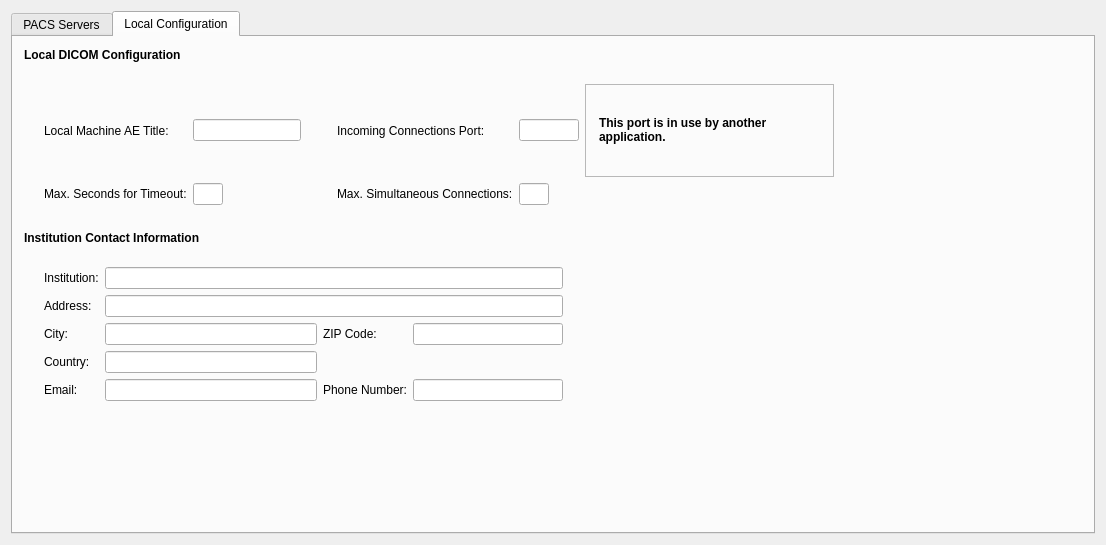
The window that starviewer/src/inputoutput/qconfigurationscreenbase.ui (starviewer-medical/starviewer) describes before a commit, drawn with Qt 5.
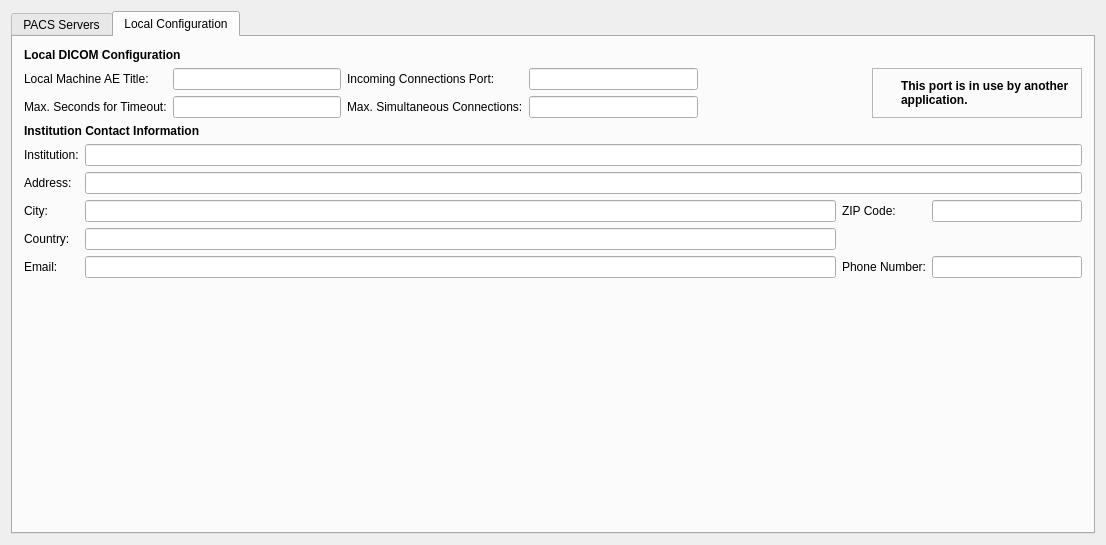
The same window after the commit. The open tabs and pages were chosen to show the change. Icons and pictures are not drawn.

Commit message:
ENH: Unifying visual style.
Many changes have been carried out in order to improve the style.

QToolButtons have been replaced by QPushButtons in some dialogs.

Some new icons have been added.

Configuration dialog selecto has been modified in order to allow a
better display of the captions.

```diff
--- a/starviewer/src/inputoutput/qconfigurationscreenbase.ui
+++ b/starviewer/src/inputoutput/qconfigurationscreenbase.ui
@@ -581,36 +581,20 @@
        <string>Local Configuration</string>
       </attribute>
       <layout class="QGridLayout" name="gridLayout_4">
-       <item row="0" column="0">
-        <widget class="QLabel" name="label_15">
-         <property name="font">
-          <font>
-           <weight>75</weight>
-           <bold>true</bold>
-          </font>
-         </property>
-         <property name="text">
-          <string>Local DICOM Configuration</string>
-         </property>
-        </widget>
-       </item>
-       <item row="1" column="0">
+       <item row="5" column="0">
         <spacer>
          <property name="orientation">
           <enum>Qt::Vertical</enum>
          </property>
-         <property name="sizeType">
-          <enum>QSizePolicy::Preferred</enum>
-         </property>
          <property name="sizeHint" stdset="0">
           <size>
-           <width>796</width>
-           <height>16</height>
+           <width>20</width>
+           <height>40</height>
           </size>
          </property>
         </spacer>
        </item>
-       <item row="2" column="0">
+       <item row="1" column="0">
         <layout class="QGridLayout">
          <property name="leftMargin">
           <number>0</number>
@@ -627,52 +611,63 @@
          <property name="spacing">
           <number>6</number>
          </property>
-         <item row="0" column="4">
-          <widget class="QLabel" name="textLabel6">
-           <property name="sizePolicy">
-            <sizepolicy hsizetype="Preferred" vsizetype="MinimumExpanding">
-             <horstretch>0</horstretch>
-             <verstretch>0</verstretch>
-            </sizepolicy>
-           </property>
-           <property name="minimumSize">
-            <size>
-             <width>120</width>
-             <height>0</height>
-            </size>
-           </property>
-           <property name="text">
-            <string>Incoming Connections Port:</string>
-           </property>
-          </widget>
-         </item>
-         <item row="0" column="2">
+         <item row="1" column="1">
           <widget class="QLineEdit" name="m_textAETitleMachine">
-           <property name="sizePolicy">
-            <sizepolicy hsizetype="Preferred" vsizetype="Fixed">
-             <horstretch>0</horstretch>
-             <verstretch>0</verstretch>
-            </sizepolicy>
-           </property>
            <property name="maxLength">
             <number>16</number>
            </property>
           </widget>
          </item>
-         <item row="1" column="4">
+         <item row="2" column="0">
+          <widget class="QLabel" name="textLabel5">
+           <property name="text">
+            <string>Max. Seconds for Timeout:</string>
+           </property>
+          </widget>
+         </item>
+         <item row="2" column="1">
+          <widget class="QLineEdit" name="m_textTimeout">
+           <property name="maxLength">
+            <number>8</number>
+           </property>
+          </widget>
+         </item>
+         <item row="2" column="3">
           <widget class="QLabel" name="textLabel7">
-           <property name="sizePolicy">
-            <sizepolicy hsizetype="Preferred" vsizetype="Preferred">
-             <horstretch>0</horstretch>
-             <verstretch>0</verstretch>
-            </sizepolicy>
-           </property>
            <property name="text">
             <string>Max. Simultaneous Connections:</string>
            </property>
           </widget>
          </item>
-         <item row="0" column="6">
+         <item row="1" column="0">
+          <widget class="QLabel" name="textLabel3">
+           <property name="text">
+            <string>Local Machine AE Title:</string>
+           </property>
+          </widget>
+         </item>
+         <item row="1" column="4">
+          <widget class="QLineEdit" name="m_textLocalPort">
+           <property name="maxLength">
+            <number>8</number>
+           </property>
+          </widget>
+         </item>
+         <item row="1" column="3">
+          <widget class="QLabel" name="textLabel6">
+           <property name="text">
+            <string>Incoming Connections Port:</string>
+           </property>
+          </widget>
+         </item>
+         <item row="2" column="4">
+          <widget class="QLineEdit" name="m_textMaxConnections">
+           <property name="maxLength">
+            <number>8</number>
+           </property>
+          </widget>
+         </item>
+         <item row="1" column="6" rowspan="2">
           <widget class="QFrame" name="m_warningFrameIncomingConnectionsPortInUse">
            <property name="sizePolicy">
             <sizepolicy hsizetype="Expanding" vsizetype="Preferred">
@@ -704,17 +699,14 @@
             </property>
             <item row="0" column="0">
              <widget class="QLabel" name="label_16">
-              <property name="sizePolicy">
-               <sizepolicy hsizetype="Minimum" vsizetype="Minimum">
-                <horstretch>0</horstretch>
-                <verstretch>0</verstretch>
-               </sizepolicy>
+              <property name="minimumSize">
+               <size>
+                <width>22</width>
+                <height>0</height>
+               </size>
               </property>
-              <property name="text">
-               <string/>
-              </property>
-              <property name="pixmap">
-               <pixmap resource="../main/main.qrc">:/images/icons/emblem-warning.svg</pixmap>
+              <property name="styleSheet">
+               <string notr="true">image: url(:/images/icons/emblem-warning.svg)</string>
               </property>
              </widget>
             </item>
@@ -746,123 +738,22 @@
            </layout>
           </widget>
          </item>
-         <item row="1" column="2">
-          <widget class="QLineEdit" name="m_textTimeout">
-           <property name="sizePolicy">
-            <sizepolicy hsizetype="Preferred" vsizetype="Fixed">
-             <horstretch>0</horstretch>
-             <verstretch>0</verstretch>
-            </sizepolicy>
-           </property>
-           <property name="maximumSize">
-            <size>
-             <width>30</width>
-             <height>16777215</height>
-            </size>
-           </property>
-          </widget>
-         </item>
-         <item row="0" column="5">
-          <widget class="QLineEdit" name="m_textLocalPort">
-           <property name="maximumSize">
-            <size>
-             <width>60</width>
-             <height>16777215</height>
-            </size>
-           </property>
-          </widget>
-         </item>
-         <item row="1" column="1">
-          <widget class="QLabel" name="textLabel5">
-           <property name="text">
-            <string>Max. Seconds for Timeout:</string>
-           </property>
-          </widget>
-         </item>
-         <item row="0" column="3" rowspan="2">
-          <spacer>
+         <item row="1" column="5" rowspan="2">
+          <spacer name="horizontalSpacer_3">
            <property name="orientation">
             <enum>Qt::Horizontal</enum>
            </property>
-           <property name="sizeType">
-            <enum>QSizePolicy::Fixed</enum>
-           </property>
            <property name="sizeHint" stdset="0">
             <size>
-             <width>30</width>
-             <height>61</height>
-            </size>
-           </property>
-          </spacer>
-         </item>
-         <item row="0" column="1">
-          <widget class="QLabel" name="textLabel3">
-           <property name="text">
-            <string>Local Machine AE Title:</string>
-           </property>
-          </widget>
-         </item>
-         <item row="1" column="5">
-          <widget class="QLineEdit" name="m_textMaxConnections">
-           <property name="maximumSize">
-            <size>
-             <width>30</width>
-             <height>16777215</height>
-            </size>
-           </property>
-          </widget>
-         </item>
-         <item row="0" column="7" rowspan="2">
-          <spacer>
-           <property name="orientation">
-            <enum>Qt::Horizontal</enum>
-           </property>
-           <property name="sizeType">
-            <enum>QSizePolicy::Expanding</enum>
-           </property>
-           <property name="sizeHint" stdset="0">
-            <size>
-             <width>21</width>
-             <height>81</height>
-            </size>
-           </property>
-          </spacer>
-         </item>
-         <item row="0" column="0" rowspan="2">
-          <spacer>
-           <property name="orientation">
-            <enum>Qt::Horizontal</enum>
-           </property>
-           <property name="sizeType">
-            <enum>QSizePolicy::Preferred</enum>
-           </property>
-           <property name="sizeHint" stdset="0">
-            <size>
-             <width>20</width>
-             <height>87</height>
-            </size>
-           </property>
-          </spacer>
-         </item>
-        </layout>
-       </item>
-       <item row="3" column="0">
-        <spacer>
-         <property name="orientation">
-          <enum>Qt::Vertical</enum>
-         </property>
-         <property name="sizeType">
-          <enum>QSizePolicy::Minimum</enum>
-         </property>
-         <property name="sizeHint" stdset="0">
-          <size>
-           <width>796</width>
+             <width>40</width>
            <height>20</height>
           </size>
          </property>
         </spacer>
        </item>
-       <item row="4" column="0">
+        </layout>
+       </item>
+       <item row="2" column="0">
         <widget class="QLabel" name="label_14">
          <property name="font">
           <font>
@@ -875,41 +766,20 @@
          </property>
         </widget>
        </item>
-       <item row="5" column="0">
-        <spacer>
-         <property name="orientation">
-          <enum>Qt::Vertical</enum>
+       <item row="0" column="0">
+        <widget class="QLabel" name="label_15">
+         <property name="font">
+          <font>
+           <weight>75</weight>
+           <bold>true</bold>
+          </font>
          </property>
-         <property name="sizeType">
-          <enum>QSizePolicy::Fixed</enum>
+         <property name="text">
+          <string>Local DICOM Configuration</string>
          </property>
-         <property name="sizeHint" stdset="0">
-          <size>
-           <width>796</width>
-           <height>16</height>
-          </size>
-         </property>
-        </spacer>
+        </widget>
        </item>
-       <item row="6" column="0">
-        <layout class="QHBoxLayout" name="horizontalLayout">
-         <item>
-          <spacer>
-           <property name="orientation">
-            <enum>Qt::Horizontal</enum>
-           </property>
-           <property name="sizeType">
-            <enum>QSizePolicy::Preferred</enum>
-           </property>
-           <property name="sizeHint" stdset="0">
-            <size>
-             <width>20</width>
-             <height>20</height>
-            </size>
-           </property>
-          </spacer>
-         </item>
-         <item>
+       <item row="4" column="0">
           <layout class="QGridLayout">
            <property name="leftMargin">
             <number>0</number>
@@ -1074,34 +944,6 @@
            </item>
           </layout>
          </item>
-         <item>
-          <spacer name="horizontalSpacer_3">
-           <property name="orientation">
-            <enum>Qt::Horizontal</enum>
-           </property>
-           <property name="sizeHint" stdset="0">
-            <size>
-             <width>40</width>
-             <height>20</height>
-            </size>
-           </property>
-          </spacer>
-         </item>
-        </layout>
-       </item>
-       <item row="7" column="0">
-        <spacer>
-         <property name="orientation">
-          <enum>Qt::Vertical</enum>
-         </property>
-         <property name="sizeHint" stdset="0">
-          <size>
-           <width>20</width>
-           <height>40</height>
-          </size>
-         </property>
-        </spacer>
-       </item>
       </layout>
      </widget>
     </widget>
```
Left out of the diff: 379 changed lines with no effect on the pictures. Lines whose indentation alone changed are shown as unchanged. The commit also changes 37 other files.
